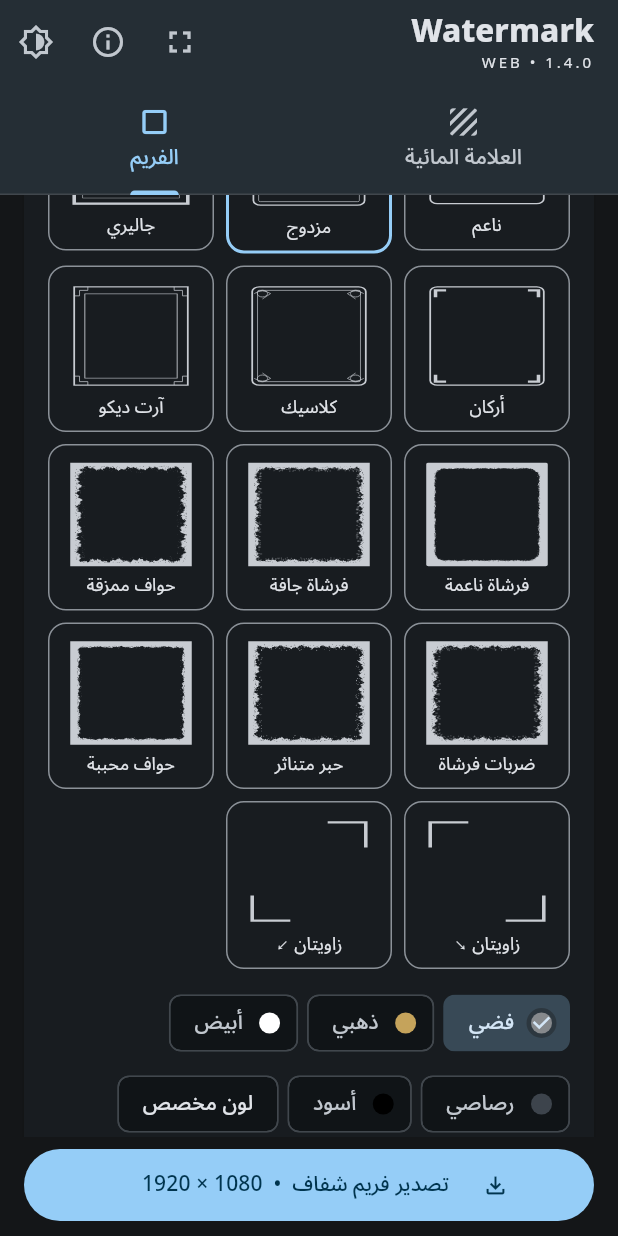
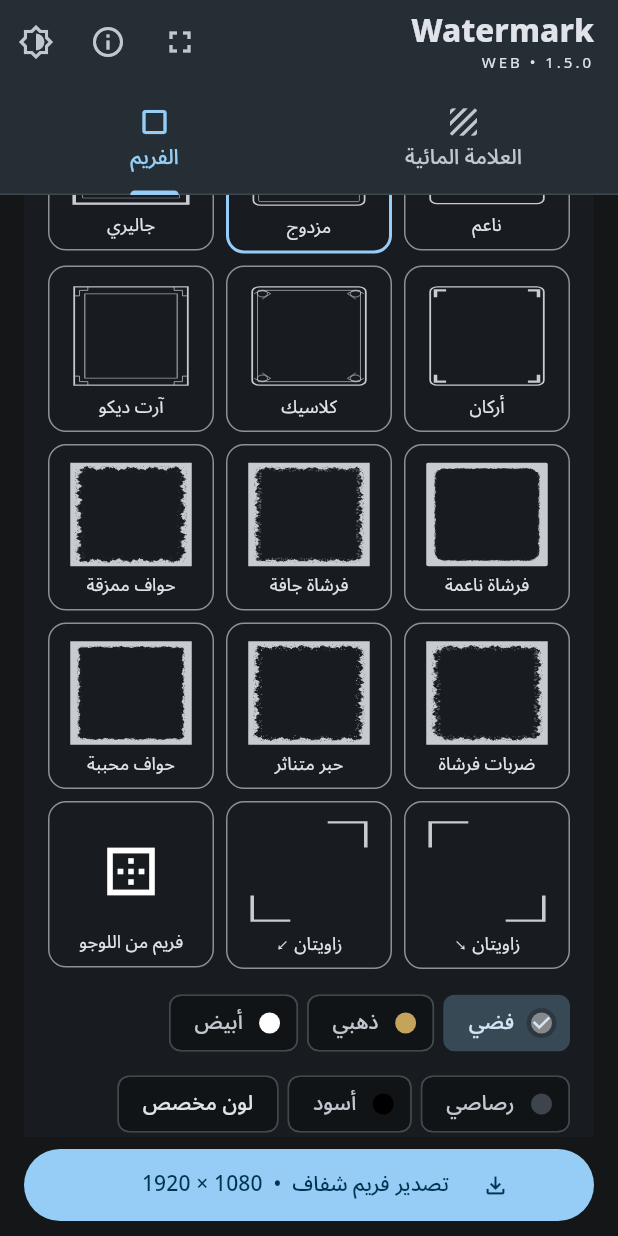
Before and after one commit to Juba-Juba/Watermark-Pattern-Maker, a Flutter app: the screen it shows after launch, tab 2 chosen, scrolled down 576 dp, on a phone screen of 412 x 824 dp. Run offline on Flutter 3.47's test engine with Material 3 defaults, Android fonts, the phone set to English and light mode, and no system bars; our stand-ins replace image_picker, shared_preferences, web; missing offline and left inert: dart:js_interop.

Commit message:
Add inward-facing repeated logo frame with size and spacing controls

```diff
--- a/lib/frame_controls.dart
+++ b/lib/frame_controls.dart
@@ -1,4 +1,5 @@
 import 'dart:math' as math;
+import 'dart:ui' as ui;
 import 'package:flutter/material.dart';
 import 'frame.dart';
 import 'number_slider.dart';
@@ -7,11 +8,13 @@
   final FrameSettings settings;
   final VoidCallback onChanged;
   final bool hasLogo;
+  final ui.Image? logo;
   const FrameControls({
     super.key,
     required this.settings,
     required this.onChanged,
     required this.hasLogo,
+    this.logo,
   });
 
   void update(VoidCallback change) {
@@ -251,7 +254,11 @@
                             children: [
                               SizedBox(
                                 height: 78,
-                                child: CustomPaint(
+                                child:
+                                    style == FrameStyle.logoRepeat &&
+                                        logo == null
+                                    ? const Icon(Icons.border_outer, size: 42)
+                                    : CustomPaint(
                                         size: const Size(110, 78),
                                         painter: FramePainter(
                                           FrameSettings()
@@ -262,6 +269,9 @@
                                             ..stroke = 3
                                             ..radius = 12
                                             ..color = s.color,
+                                          logo: style == FrameStyle.logoRepeat
+                                              ? logo
+                                              : null,
                                         ),
                                       ),
                               ),
@@ -289,6 +299,29 @@
               suffix: '%',
             ),
           const SizedBox(height: 12),
+          if (s.style == FrameStyle.logoRepeat) ...[
+            const Text(
+              'اللوجو يتكرر على الأربع أطراف ويتجه للداخل، بألوانه وشفافيته الأصلية.',
+            ),
+            if (!hasLogo) const Text('استورد اللوجو أولًا لتكوين الفريم.'),
+            slider(
+              'حجم اللوجو المتكرر',
+              s.repeatScale * 100,
+              4,
+              25,
+              (v) => s.repeatScale = v / 100,
+              suffix: '%',
+            ),
+            slider(
+              'المسافة بين اللوجوهات',
+              s.repeatSpacing * 100,
+              0,
+              15,
+              (v) => s.repeatSpacing = v / 100,
+              suffix: '%',
+            ),
+          ],
+          if (s.style != FrameStyle.logoRepeat)
             Wrap(
               spacing: 6,
               runSpacing: 6,
@@ -313,6 +346,7 @@
               ],
             ),
         ]),
+        if (s.style != FrameStyle.logoRepeat)
           card('اللوجو داخل الفريم', [
             if (!hasLogo)
               const Text(
@@ -358,6 +392,7 @@
             ),
           ]),
         card('ضبط الفريم', [
+          if (s.style != FrameStyle.logoRepeat)
             slider('سمك الفريم', s.stroke, 1, 40, (v) => s.stroke = v),
           slider(
             'بعد الفريم عن الحافة',
@@ -366,6 +401,7 @@
             math.min(s.width, s.height) * .24,
             (v) => s.inset = v,
           ),
+          if (s.style != FrameStyle.logoRepeat)
             slider('استدارة الأركان', s.radius, 0, 200, (v) => s.radius = v),
           slider(
             'ظهور الفريم',
@@ -375,8 +411,10 @@
             (v) => s.opacity = v / 100,
             suffix: '%',
           ),
-          const Text(
-            'المنتصف ومساحة اللوجو شفافان في PNG. يمكنك تصدير الفريم وحده أيضًا.',
+          Text(
+            s.style == FrameStyle.logoRepeat
+                ? 'المنتصف شفاف تمامًا، بدون خط أو خلفية خلف اللوجوهات.'
+                : 'المنتصف ومساحة اللوجو شفافان في PNG. يمكنك تصدير الفريم وحده أيضًا.',
             style: TextStyle(fontSize: 12),
           ),
         ]),
--- a/lib/main.dart
+++ b/lib/main.dart
@@ -199,7 +199,7 @@
     }
   });
   Future<void> export() => task(() async {
-    if (!frameMode && logo == null) {
+    if ((!frameMode || frame.style == FrameStyle.logoRepeat) && logo == null) {
       return;
     }
     final bytes = frameMode
@@ -566,6 +566,7 @@
         FrameControls(
           settings: frame,
           hasLogo: logo != null,
+          logo: logo,
           onChanged: () => setState(() {}),
         ),
       if (!frameMode) ...[
@@ -903,7 +904,7 @@
               style: TextStyle(fontSize: 21, fontWeight: FontWeight.w800),
             ),
             Text(
-              'WEB • 1.4.0',
+              'WEB • 1.5.0',
               style: TextStyle(fontSize: 10, letterSpacing: 2),
             ),
           ],
@@ -954,7 +955,12 @@
         child: Padding(
           padding: const EdgeInsets.fromLTRB(16, 8, 16, 10),
           child: FilledButton.icon(
-            onPressed: (!frameMode && logo == null) || busy ? null : export,
+            onPressed:
+                ((!frameMode || frame.style == FrameStyle.logoRepeat) &&
+                        logo == null) ||
+                    busy
+                ? null
+                : export,
             icon: busy
                 ? const SizedBox.square(
                     dimension: 18,
--- a/pubspec.yaml
+++ b/pubspec.yaml
@@ -1,7 +1,7 @@
 name: watermark_pattern_maker
 description: Offline Arabic watermark pattern editor with true alpha PNG export.
 publish_to: 'none'
-version: 1.4.0+6
+version: 1.5.0+7
 environment:
   sdk: '>=3.10.0 <4.0.0'
 dependencies:
```
Also changed, not shown: lib/frame.dart (+81 -0 lines), 3 other files. Lines whose indentation alone changed are shown as unchanged.
